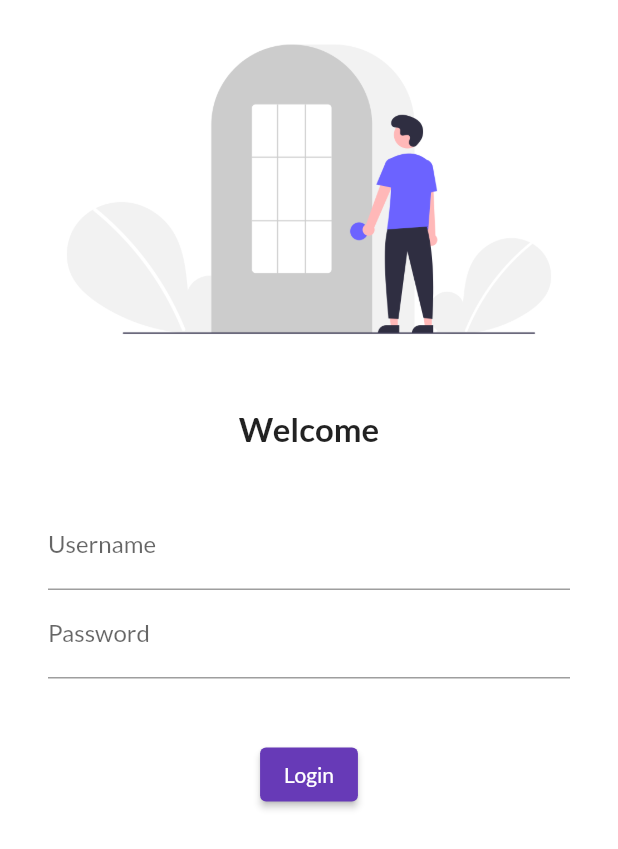
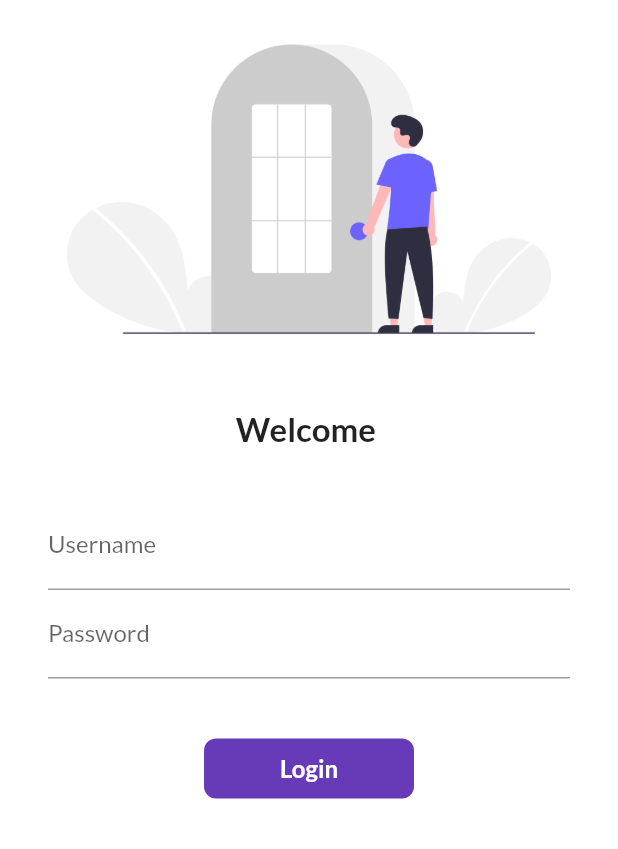
Before and after one commit to devNilu/FlutterP, a Flutter app: the screen it shows after launch, on a phone screen of 412 x 824 dp. Shown: the top 849 px of the screen. Run offline on Flutter 3.47's test engine with Material 2 defaults, Android fonts, the phone set to English and light mode, and no system bars; our stand-ins replace google_fonts.

Commit message:
Day6 completed

```diff
--- a/lib/pages/login_page.dart
+++ b/lib/pages/login_page.dart
@@ -1,8 +1,16 @@
 import 'package:flutter/material.dart';
 import 'package:flutter_catalog/utils/routes.dart';
 
-class LoginPage extends StatelessWidget {
+class LoginPage extends StatefulWidget {
   const LoginPage({Key? key}) : super(key: key);
+
+  @override
+  State<LoginPage> createState() => _LoginPageState();
+}
+
+class _LoginPageState extends State<LoginPage> {
+  String name="";
+  bool changeButton = false;
 
   @override
   Widget build(BuildContext context) {
@@ -14,16 +22,16 @@ class LoginPage extends StatelessWidget {
             Image.asset("assets/images/login_image.png",
               fit: BoxFit.cover,
             ),
-            SizedBox(
+             const SizedBox(
               height: 20.0,
             ),
-            Text("Welcome",
-              style: TextStyle(
+            Text("Welcome $name",
+              style: const TextStyle(
               fontSize: 22,
               fontWeight: FontWeight.bold,
             ),
             ),
-            SizedBox(
+            const SizedBox(
               height: 20.0,
             ),
             Padding(
@@ -31,27 +39,61 @@ class LoginPage extends StatelessWidget {
               child: Column(
                 children: [
                 TextFormField(
-                  decoration: InputDecoration(
+                  decoration: const InputDecoration(
                     hintText: "Enter Username",
                     labelText: "Username",
                   ),
+                  onChanged: (value){
+                    name = value;
+                    setState((){});
+                  },
                 ),
                 TextFormField(
                   obscureText: true,
-                  decoration: InputDecoration(
+                  decoration: const InputDecoration(
                     hintText: "Enter Password",
                     labelText:"Password",
                   ),
                 ),
-                  SizedBox(
+                  const SizedBox(
                     height: 40.0,
                   ),
-                  ElevatedButton(child: Text("Login"),
-                  style: TextButton.styleFrom(maximumSize: Size(150, 40)),
-                  onPressed: () {
-                   Navigator.pushNamed(context, MyRoutes.homeRoute);
-    },
+              InkWell(
+                onTap: () async {
+                  setState(() {
+                    changeButton = true;
+                  });
+                  await Future.delayed(Duration(seconds: 1));
+                  Navigator.pushNamed(context, MyRoutes.homeRoute);
+                },
+                child: AnimatedContainer(
+                  duration: const Duration(seconds: 1),
+                  width: changeButton? 50 : 140,
+                  height: 40,
+                  alignment: Alignment.center,
+                  child:  changeButton
+                      ? const Icon(
+                    Icons.done,
+                    color: Colors.white,
+                  )
+                  :const Text("Login",
+                    style: TextStyle(color: Colors.white,
+                        fontWeight: FontWeight.bold,
+                      fontSize: 16,
+                    ),
                   ),
+                  decoration: BoxDecoration(
+                      color: Colors.deepPurple,
+                     borderRadius:
+                     BorderRadius.circular(changeButton?50 : 8)),
+                ),
+              ),
+    //               ElevatedButton(child: Text("Login"),
+    //               style: TextButton.styleFrom(maximumSize: Size(150, 40)),
+    //               onPressed: () {
+    //                Navigator.pushNamed(context, MyRoutes.homeRoute);
+    // },
+    //               ),
               ],
               ),
             ),
```
